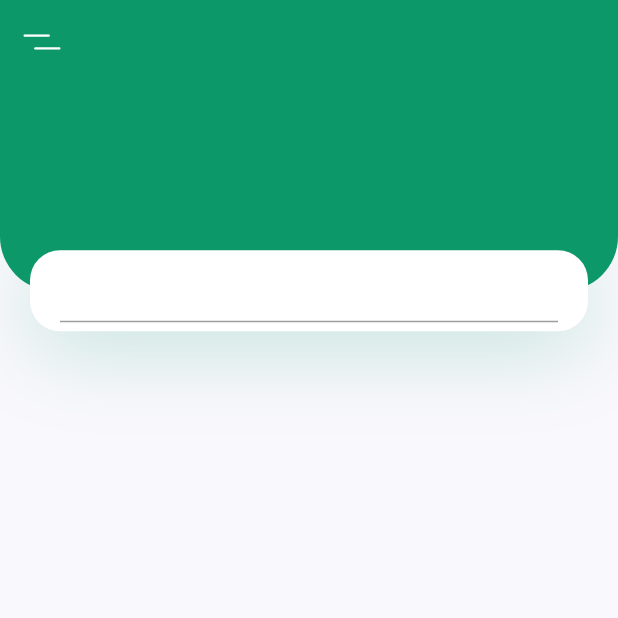
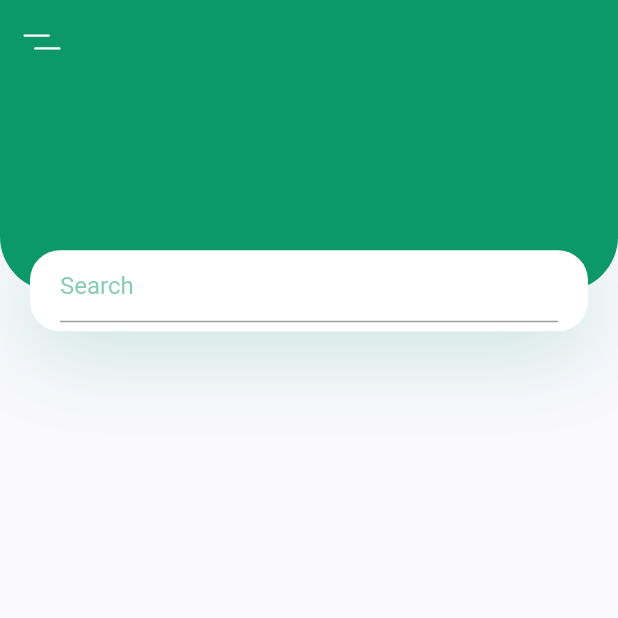
Before and after one commit to Emodot/plant_app, a Flutter app: the screen it shows after launch, on a phone screen of 412 x 824 dp, the top half of it. Run offline on Flutter 3.47's test engine with Material 2 defaults, Android fonts, the phone set to English and light mode, and no system bars; our stand-ins replace flutter_svg.

Commit message:
developing search bat

```diff
--- a/lib/screens/home/components/body.dart
+++ b/lib/screens/home/components/body.dart
@@ -42,7 +42,13 @@ class Body extends StatelessWidget {
                           color: kPrimaryColor.withOpacity(0.23))
                     ],
                   ),
-                  child: TextField(),
+                  child: TextField(
+                    decoration: InputDecoration(
+                        hintText: "Search",
+                        hintStyle: TextStyle(
+                          color: kPrimaryColor.withOpacity(0.5),
+                        )),
+                  ),
                 ),
               )
             ],
```
